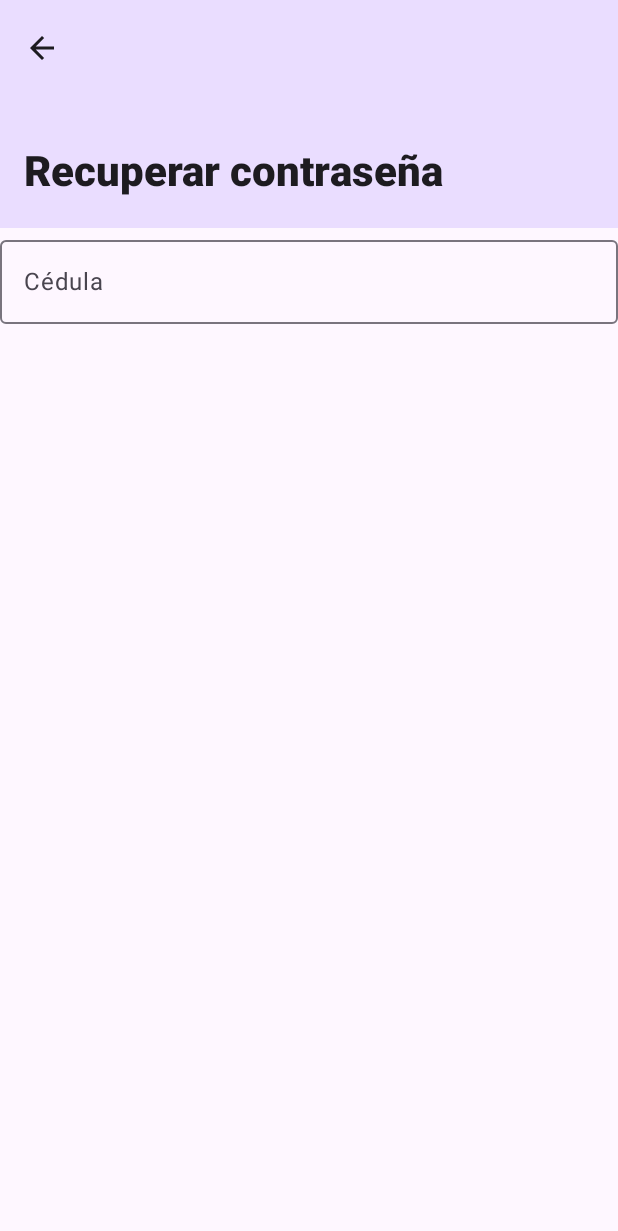
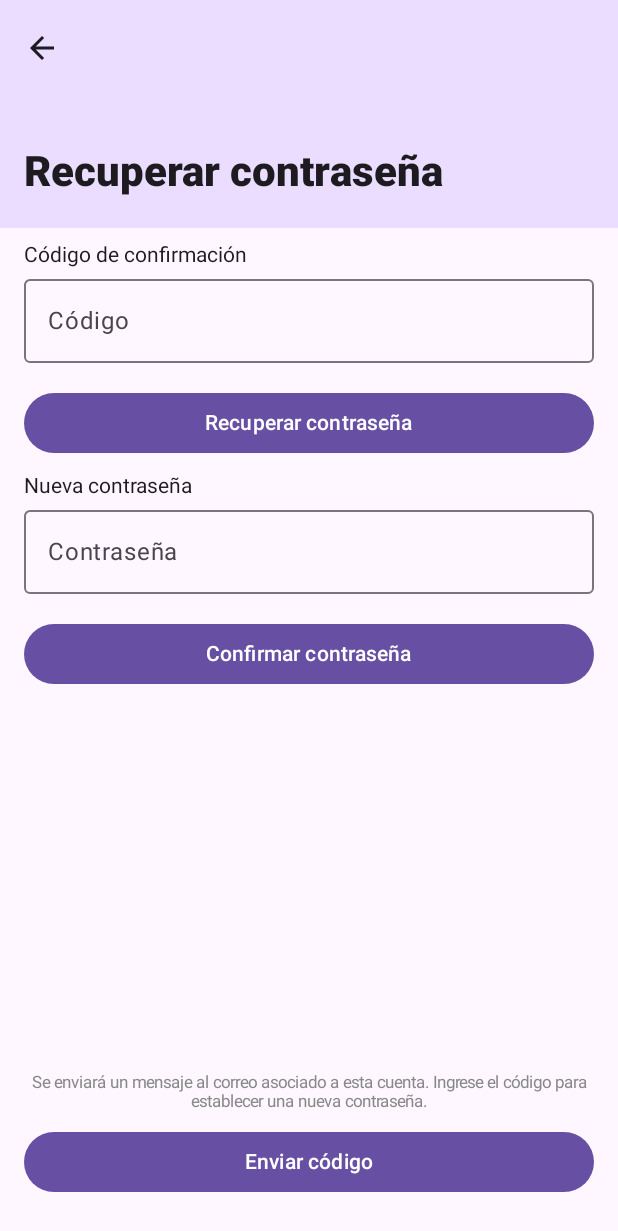
Before and after one commit to Matthub05/UniEventos, an Android app built with Jetpack Compose: the ForgotPasswordScreen screen opened through its navigation route, on a phone screen of 412 x 824 dp. Shown: the top 1231 px of the screen. Run offline under Robolectric (Android 15) with nearby library versions, the phone set to English and light mode, and no system bars; missing, so only their content is drawn: UniEventosTheme.

Commit message:
Fix password recovery screen

```diff
--- a/app/src/main/java/com/example/unieventos/ui/screens/ForgotPassword.kt
+++ b/app/src/main/java/com/example/unieventos/ui/screens/ForgotPassword.kt
@@ -1,14 +1,18 @@
 package com.example.unieventos.ui.screens
 
 import androidx.compose.foundation.layout.Column
+import androidx.compose.foundation.layout.Spacer
 import androidx.compose.foundation.layout.fillMaxWidth
+import androidx.compose.foundation.layout.height
 import androidx.compose.foundation.layout.padding
 import androidx.compose.foundation.text.KeyboardOptions
 import androidx.compose.material.icons.Icons
 import androidx.compose.material.icons.filled.ArrowBack
+import androidx.compose.material3.Button
 import androidx.compose.material3.ExperimentalMaterial3Api
 import androidx.compose.material3.Icon
 import androidx.compose.material3.Scaffold
+import androidx.compose.material3.Text
 import androidx.compose.runtime.Composable
 import androidx.compose.runtime.getValue
 import androidx.compose.runtime.mutableStateOf
@@ -16,8 +20,12 @@ import androidx.compose.runtime.saveable.rememberSaveable
 import androidx.compose.runtime.setValue
 import androidx.compose.ui.Alignment
 import androidx.compose.ui.Modifier
+import androidx.compose.ui.graphics.Color
 import androidx.compose.ui.res.stringResource
 import androidx.compose.ui.text.input.KeyboardType
+import androidx.compose.ui.text.style.TextAlign
+import androidx.compose.ui.unit.dp
+import androidx.compose.ui.unit.sp
 import com.example.unieventos.R
 
 import com.example.unieventos.ui.components.TextFieldForm
@@ -44,20 +52,82 @@ fun ForgotPasswordScreen(
         Column(
             modifier = Modifier
                 .fillMaxWidth()
-                .padding(innerPadding),
+                .padding(innerPadding)
+                .padding(horizontal = 16.dp),
             horizontalAlignment = Alignment.CenterHorizontally,
         ) {
+
+            Spacer(modifier = Modifier.height(10.dp))
+
+            Text(
+                modifier = Modifier.align(Alignment.Start),
+                text = stringResource(id = R.string.label_confirmacion)
+            )
+
             TextFieldForm(
                 modifier = Modifier.fillMaxWidth(),
                 value = codigo,
                 onValueChange = { codigo = it },
-                supportingText = "La cédula no es válida",
-                label = "Cédula",
+                supportingText = stringResource(id = R.string.err_codigo),
+                label = stringResource(id = R.string.placeholder_codigo),
                 onValidate = { it.isEmpty() || it.toIntOrNull() == null },
-                keyboardOptions = KeyboardOptions(keyboardType = KeyboardType.Number))
+                keyboardOptions = KeyboardOptions(keyboardType = KeyboardType.Number)
+            )
 
+            Button(
+                onClick = { },
+                modifier = Modifier.fillMaxWidth(),
+            ) {
+                Text(text = stringResource(id = R.string.btn_recuperar))
+            }
+
+            Spacer(modifier = Modifier.height(10.dp))
+
+            Text(
+                modifier = Modifier.align(Alignment.Start),
+                text = stringResource(id = R.string.label_nueva_contrasenia)
+            )
+
+            TextFieldForm(
+                modifier = Modifier.fillMaxWidth(),
+                value = codigo,
+                onValueChange = { codigo = it },
+                supportingText = stringResource(id = R.string.err_nueva_contrasenia),
+                label = stringResource(id = R.string.label_contrasenia),
+                onValidate = { it.isEmpty() || it.toIntOrNull() == null },
+                keyboardOptions = KeyboardOptions(keyboardType = KeyboardType.Number)
+            )
+
+            Button(
+                onClick = { },
+                modifier = Modifier.fillMaxWidth(),
+            ) {
+                Text(text = stringResource(id = R.string.btn_confirmar_contrasenia))
+            }
+
+            Spacer(modifier = Modifier.weight(1f))
+
+            Text(
+                fontSize = 11.sp,
+                color = Color.Gray,
+                textAlign = TextAlign.Center,
+                text = stringResource(id = R.string.adv_enviar_codigo)
+            )
+
+            Spacer(modifier = Modifier.height(10.dp))
+
+            Button(
+                onClick = { },
+                modifier = Modifier
+                    .fillMaxWidth()
+                    .padding(bottom = 25.dp),
+            ) {
+                Text(text = stringResource(id = R.string.btn_enviar_codigo))
+            }
 
         }
 
     }
+
+
 }
--- a/app/src/main/res/values/strings.xml
+++ b/app/src/main/res/values/strings.xml
@@ -20,4 +20,13 @@
     <string name="label_confirmar_contrasenia">Confirmar contraseña</string>">
     <string name="label_confirmar_contrasenia_invalida">La confirmación de la contraseña no coincide</string>
     <string name="titulo_registrarse">Registrate en UniEventos</string>
+    <string name="label_confirmacion">Código de confirmación</string>
+    <string name="placeholder_codigo">Código</string>
+    <string name="err_codigo">El código no es válido</string>
+    <string name="label_nueva_contrasenia">Nueva contraseña</string>
+    <string name="err_nueva_contrasenia">La nueva contraseña no es válida</string>
+    <string name="btn_recuperar">Recuperar contraseña</string>
+    <string name="btn_confirmar_contrasenia">Confirmar contraseña</string>
+    <string name="adv_enviar_codigo">Se enviará un mensaje al correo asociado a esta cuenta. Ingrese el código para establecer una nueva contraseña.</string>
+    <string name="btn_enviar_codigo">Enviar código</string>
 </resources>
```
